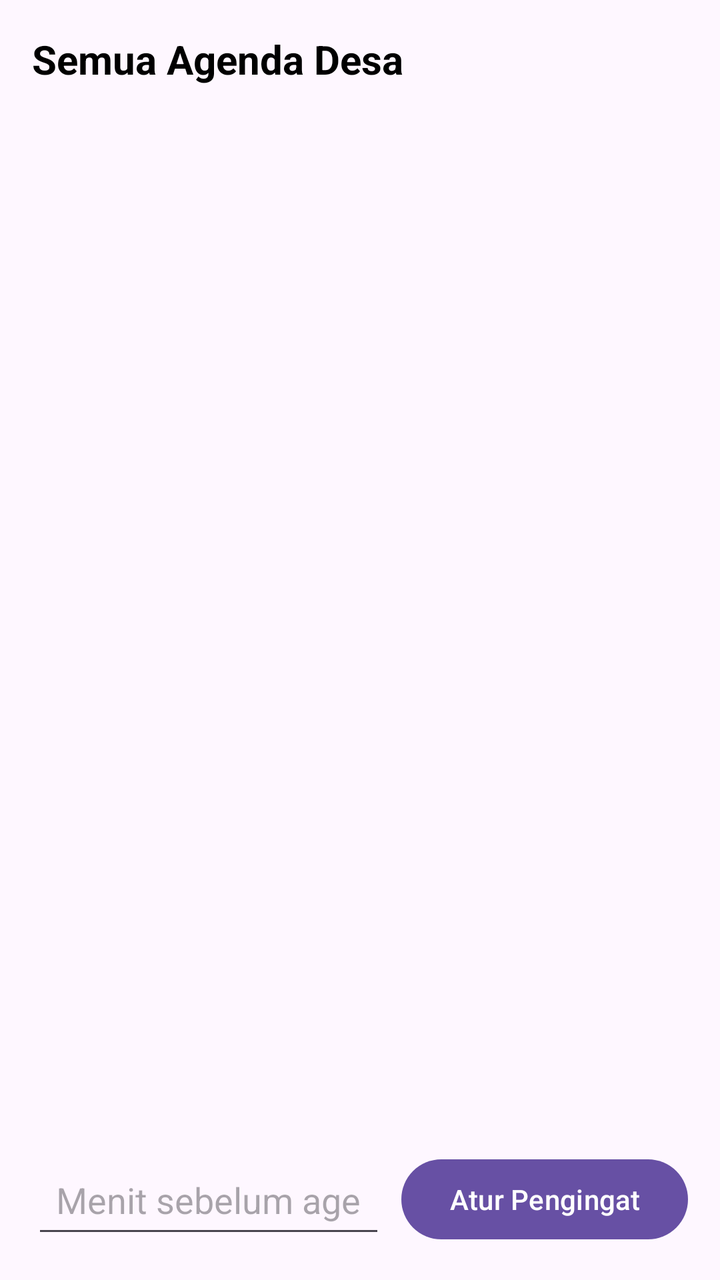
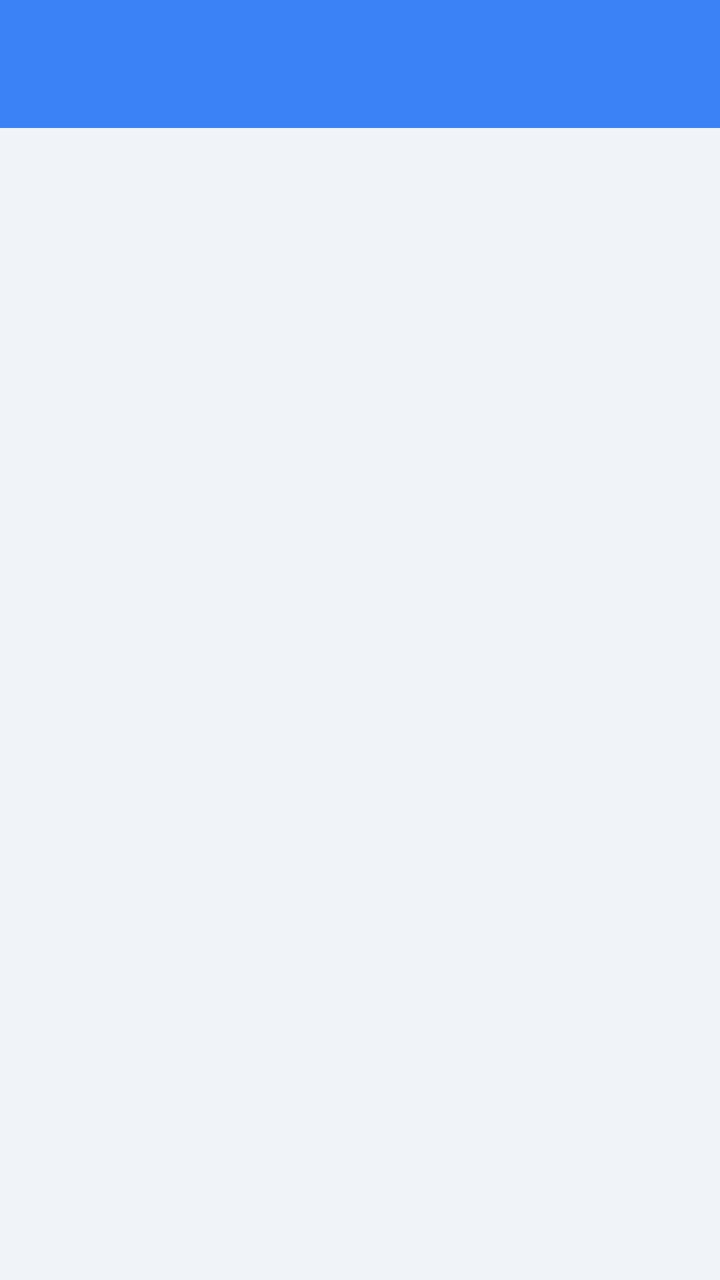

Compare the two renders of this Android layout. The source of the first and the diff that turns it into the second are given below.
<!-- AndroidManifest.xml: application theme Theme.Naylaai -->
<!-- res/layout/activity_agenda_list.xml -->
<?xml version="1.0" encoding="utf-8"?>
<androidx.constraintlayout.widget.ConstraintLayout xmlns:android="http://schemas.android.com/apk/res/android"
    xmlns:app="http://schemas.android.com/apk/res-auto"
    xmlns:tools="http://schemas.android.com/tools"
    android:id="@+id/main"
    android:layout_width="match_parent"
    android:layout_height="match_parent"
    android:padding="16dp"
    tools:context=".agenda.AgendaListActivity">

    
    <TextView
        android:id="@+id/tvTitle"
        android:layout_width="wrap_content"
        android:layout_height="wrap_content"
        android:text="Semua Agenda Desa"
        android:textSize="20sp"
        android:textStyle="bold"
        android:textColor="@android:color/black"
        app:layout_constraintTop_toTopOf="parent"
        app:layout_constraintStart_toStartOf="parent" />

    
    <androidx.recyclerview.widget.RecyclerView
        android:id="@+id/rvAgenda"
        android:layout_width="0dp"
        android:layout_height="0dp"
        android:layout_marginTop="16dp"
        app:layout_constraintTop_toBottomOf="@id/tvTitle"
        app:layout_constraintBottom_toTopOf="@id/reminderContainer"
        app:layout_constraintStart_toStartOf="parent"
        app:layout_constraintEnd_toEndOf="parent"
        tools:listitem="@android:layout/simple_list_item_1" />

    
    <LinearLayout
        android:id="@+id/reminderContainer"
        android:layout_width="match_parent"
        android:layout_height="wrap_content"
        android:orientation="horizontal"
        android:gravity="center_vertical"
        android:layout_marginTop="16dp"
        app:layout_constraintBottom_toBottomOf="parent">

        <EditText
            android:id="@+id/edtMenit"
            android:layout_width="0dp"
            android:layout_height="wrap_content"
            android:layout_weight="1"
            android:hint="Menit sebelum agenda"
            android:inputType="number"
            android:padding="12dp" />

        <Button
            android:id="@+id/btnReminder"
            android:layout_width="wrap_content"
            android:layout_height="wrap_content"
            android:text="Atur Pengingat"
            android:layout_marginStart="8dp" />
    </LinearLayout>

</androidx.constraintlayout.widget.ConstraintLayout>
<!-- resources referenced by this layout -->
<resources>
  <style name="Theme.Naylaai" parent="Base.Theme.Naylaai" />
  <style name="Base.Theme.Naylaai" parent="Theme.Material3.DayNight.NoActionBar">
          
          
      </style>
</resources>

<!-- the commit's change to res/layout/activity_agenda_list.xml (unified diff, before → after) -->
@@ -5,58 +5,155 @@
     android:id="@+id/main"
     android:layout_width="match_parent"
     android:layout_height="match_parent"
-    android:padding="16dp"
+    android:background="@color/background_light"
     tools:context=".agenda.AgendaListActivity">
 
-    
-    <TextView
-        android:id="@+id/tvTitle"
-        android:layout_width="wrap_content"
-        android:layout_height="wrap_content"
-        android:text="Semua Agenda Desa"
-        android:textSize="20sp"
-        android:textStyle="bold"
-        android:textColor="@android:color/black"
-        app:layout_constraintTop_toTopOf="parent"
-        app:layout_constraintStart_toStartOf="parent" />
+    <include
+        android:id="@+id/includeToolbar"
+        layout="@layout/toolbar_main"
+        app:layout_constraintTop_toTopOf="parent" />
 
-    
     <androidx.recyclerview.widget.RecyclerView
         android:id="@+id/rvAgenda"
-        android:layout_width="0dp"
+        android:layout_width="match_parent"
         android:layout_height="0dp"
-        android:layout_marginTop="16dp"
-        app:layout_constraintTop_toBottomOf="@id/tvTitle"
-        app:layout_constraintBottom_toTopOf="@id/reminderContainer"
-        app:layout_constraintStart_toStartOf="parent"
-        app:layout_constraintEnd_toEndOf="parent"
-        tools:listitem="@android:layout/simple_list_item_1" />
+        android:paddingTop="8dp"
+        android:clipToPadding="false"
+        app:layout_constraintTop_toBottomOf="@id/includeToolbar"
+        app:layout_constraintBottom_toBottomOf="parent"
+        tools:listitem="@layout/item_agenda" />
 
-    
-    <LinearLayout
-        android:id="@+id/reminderContainer"
+</androidx.constraintlayout.widget.ConstraintLayout>
+<!-- res/layout/toolbar_main.xml (included above) -->
+<?xml version="1.0" encoding="utf-8"?>
+<androidx.appcompat.widget.Toolbar xmlns:android="http://schemas.android.com/apk/res/android"
+    xmlns:app="http://schemas.android.com/apk/res-auto"
+    android:id="@+id/toolbar"
+    android:layout_width="match_parent"
+    android:layout_height="?attr/actionBarSize"
+    android:background="@color/primary_blue"
+    android:elevation="0dp"
+    android:theme="@style/ThemeOverlay.AppCompat.Dark.ActionBar"
+    app:titleTextColor="@color/white"
+    app:popupTheme="@style/ThemeOverlay.AppCompat.Light" />
+<!-- res/layout/item_agenda.xml (included above) -->
+<?xml version="1.0" encoding="utf-8"?>
+<com.google.android.material.card.MaterialCardView xmlns:android="http://schemas.android.com/apk/res/android"
+    xmlns:app="http://schemas.android.com/apk/res-auto"
+    android:layout_width="match_parent"
+    android:layout_height="wrap_content"
+    android:layout_marginHorizontal="16dp"
+    android:layout_marginVertical="8dp"
+    app:cardCornerRadius="16dp"
+    app:cardElevation="2dp"
+    app:strokeWidth="1dp"
+    app:strokeColor="@color/card_light_blue">
+
+    <androidx.constraintlayout.widget.ConstraintLayout
         android:layout_width="match_parent"
         android:layout_height="wrap_content"
-        android:orientation="horizontal"
-        android:gravity="center_vertical"
-        android:layout_marginTop="16dp"
-        app:layout_constraintBottom_toBottomOf="parent">
+        android:padding="16dp"
+        android:background="@color/white">
 
-        <EditText
-            android:id="@+id/edtMenit"
+        
+        <com.google.android.material.card.MaterialCardView
+            android:id="@+id/iconContainer"
+            android:layout_width="56dp"
+            android:layout_height="56dp"
+            app:cardCornerRadius="12dp"
+            app:cardElevation="0dp"
+            app:cardBackgroundColor="@color/card_light_blue"
+            app:layout_constraintStart_toStartOf="parent"
+            app:layout_constraintTop_toTopOf="parent">
+            <ImageView
+                android:layout_width="30dp"
+                android:layout_height="30dp"
+                android:layout_gravity="center"
+                android:src="@drawable/ic_agenda"
+                app:tint="@color/primary_blue" />
+        </com.google.android.material.card.MaterialCardView>
+
+        <TextView
+            android:id="@+id/tvAgendaTitle"
             android:layout_width="0dp"
             android:layout_height="wrap_content"
-            android:layout_weight="1"
-            android:hint="Menit sebelum agenda"
-            android:inputType="number"
-            android:padding="12dp" />
+            android:layout_marginStart="16dp"
+            android:text="Judul Agenda Desa"
+            android:textColor="@color/text_primary"
+            android:textSize="16sp"
+            android:textStyle="bold"
+            app:layout_constraintEnd_toStartOf="@id/btnSetReminder"
+            app:layout_constraintStart_toEndOf="@id/iconContainer"
+            app:layout_constraintTop_toTopOf="@id/iconContainer" />
 
-        <Button
-            android:id="@+id/btnReminder"
+        <TextView
+            android:id="@+id/tvAgendaInfo"
+            android:layout_width="0dp"
+            android:layout_height="wrap_content"
+            android:layout_marginTop="4dp"
+            android:text="09:00 WIB • Balai Desa"
+            android:textColor="@color/text_secondary"
+            android:textSize="13sp"
+            app:layout_constraintEnd_toEndOf="@id/tvAgendaTitle"
+            app:layout_constraintStart_toStartOf="@id/tvAgendaTitle"
+            app:layout_constraintTop_toBottomOf="@id/tvAgendaTitle" />
+
+        
+        <com.google.android.material.button.MaterialButton
+            android:id="@+id/btnSetReminder"
+            style="@style/Widget.MaterialComponents.Button.TextButton.Icon"
             android:layout_width="wrap_content"
             android:layout_height="wrap_content"
-            android:text="Atur Pengingat"
-            android:layout_marginStart="8dp" />
-    </LinearLayout>
+            android:text="Ingatkan"
+            android:textColor="@color/primary_blue"
+            android:textSize="12sp"
+            app:icon="@drawable/ic_notifications"
+            app:iconSize="18dp"
+            app:iconTint="@color/primary_blue"
+            app:layout_constraintBottom_toBottomOf="parent"
+            app:layout_constraintEnd_toEndOf="parent"
+            app:layout_constraintTop_toTopOf="parent" />
 
-</androidx.constraintlayout.widget.ConstraintLayout>
+        
+        <LinearLayout
+            android:id="@+id/reminderInputLayout"
+            android:layout_width="0dp"
+            android:layout_height="wrap_content"
+            android:layout_marginTop="12dp"
+            android:orientation="horizontal"
+            android:visibility="gone"
+            app:layout_constraintEnd_toEndOf="parent"
+            app:layout_constraintStart_toStartOf="parent"
+            app:layout_constraintTop_toBottomOf="@id/iconContainer">
+
+            <com.google.android.material.textfield.TextInputLayout
+                style="@style/Widget.MaterialComponents.TextInputLayout.OutlinedBox"
+                android:layout_width="0dp"
+                android:layout_height="wrap_content"
+                android:layout_weight="1"
+                android:hint="Menit sebelum"
+                app:boxCornerRadiusBottomEnd="8dp"
+                app:boxCornerRadiusBottomStart="8dp"
+                app:boxCornerRadiusTopEnd="8dp"
+                app:boxCornerRadiusTopStart="8dp">
+
+                <com.google.android.material.textfield.TextInputEditText
+                    android:id="@+id/edtMenitItem"
+                    android:layout_width="match_parent"
+                    android:layout_height="wrap_content"
+                    android:inputType="number"
+                    android:textSize="14sp" />
+            </com.google.android.material.textfield.TextInputLayout>
+
+            <com.google.android.material.button.MaterialButton
+                android:id="@+id/btnConfirmReminder"
+                android:layout_width="wrap_content"
+                android:layout_height="wrap_content"
+                android:layout_gravity="center_vertical"
+                android:layout_marginStart="8dp"
+                android:text="Set"
+                app:cornerRadius="8dp" />
+        </LinearLayout>
+
+    </androidx.constraintlayout.widget.ConstraintLayout>
+</com.google.android.material.card.MaterialCardView>
<!-- resource entries referenced after the edit -->
@@ -1,5 +1,31 @@
 <!-- resources referenced by this layout -->
 <resources>
+  <color name="background_light">#F0F4F8</color>
+  <color name="card_light_blue">#E3F2FD</color>
+  <color name="primary_blue">#3B82F6</color>
+  <color name="text_primary">#1A237E</color>
+  <color name="text_secondary">#78909C</color>
+  <color name="white">#FFFFFFFF</color>
+  <!-- drawable ic_agenda (drawable) -->
+  <vector xmlns:android="http://schemas.android.com/apk/res/android"
+      android:width="24dp"
+      android:height="24dp"
+      android:viewportWidth="24"
+      android:viewportHeight="24">
+      <path
+          android:fillColor="@android:color/black"
+          android:pathData="M19,3h-1V1h-2v2H8V1H6v2H5C3.89,3 3.01,3.9 3.01,5L3,19c0,1.1 0.89,2 2,2h14c1.1,0 2,-0.9 2,-2V5C21,3.9 20.1,3 19,3zM19,19H5V8h14V19zM7,10h5v5H7V10z" />
+  </vector>
+  <!-- drawable ic_notifications (drawable) -->
+  <vector xmlns:android="http://schemas.android.com/apk/res/android"
+      android:width="24dp"
+      android:height="24dp"
+      android:viewportWidth="24"
+      android:viewportHeight="24">
+      <path
+          android:fillColor="@android:color/black"
+          android:pathData="M12,22c1.1,0 2,-0.9 2,-2h-4C10,21.1 10.9,22 12,22zM18,16v-5c0,-3.07 -1.63,-5.64 -4.5,-6.32V4c0,-0.83 -0.67,-1.5 -1.5,-1.5s-1.5,0.67 -1.5,1.5v0.68C7.64,5.36 6,7.92 6,11v5l-2,2v1h16v-1L18,16z" />
+  </vector>
   <style name="Theme.Naylaai" parent="Base.Theme.Naylaai" />
   <style name="Base.Theme.Naylaai" parent="Theme.Material3.DayNight.NoActionBar">
           
